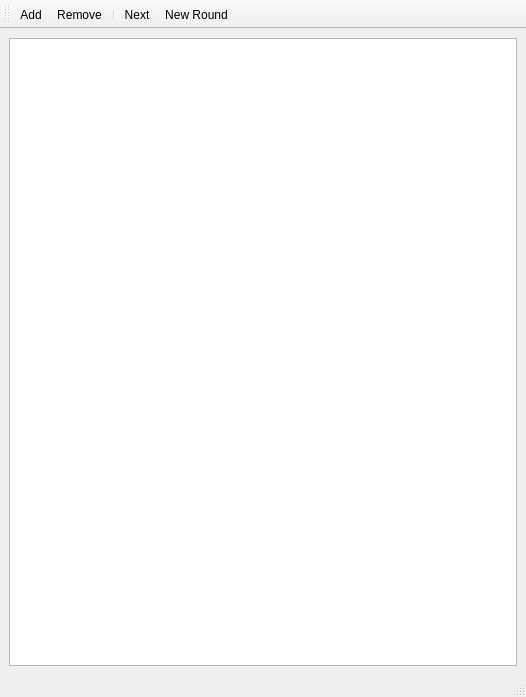
This is gui/prototyp1.ui in JazzJack/Pytans as Qt 5 draws it before an edit. The edited form follows.
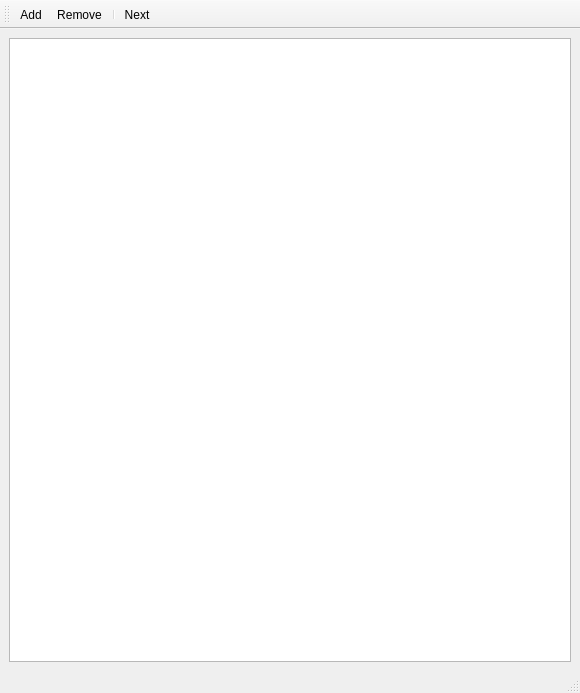
This is the edited form.

Commit message: Improved Next Action

The edit to the form file:
```diff
--- a/gui/prototyp1.ui
+++ b/gui/prototyp1.ui
@@ -6,8 +6,8 @@
    <rect>
     <x>0</x>
     <y>0</y>
-    <width>526</width>
-    <height>697</height>
+    <width>580</width>
+    <height>693</height>
    </rect>
   </property>
   <property name="windowTitle">
@@ -23,6 +23,9 @@
       <property name="selectionBehavior">
        <enum>QAbstractItemView::SelectRows</enum>
       </property>
+      <attribute name="horizontalHeaderStretchLastSection">
+       <bool>true</bool>
+      </attribute>
      </widget>
     </item>
    </layout>
@@ -42,7 +45,6 @@
    <addaction name="actionRemove"/>
    <addaction name="separator"/>
    <addaction name="actionNext"/>
-   <addaction name="actionEndTurn"/>
   </widget>
   <action name="actionAdd">
    <property name="text">
@@ -59,11 +61,6 @@
     <string>Next</string>
    </property>
   </action>
-  <action name="actionEndTurn">
-   <property name="text">
-    <string>New Round</string>
-   </property>
-  </action>
  </widget>
  <resources/>
  <connections/>
```
The commit also changes 2 other files.
